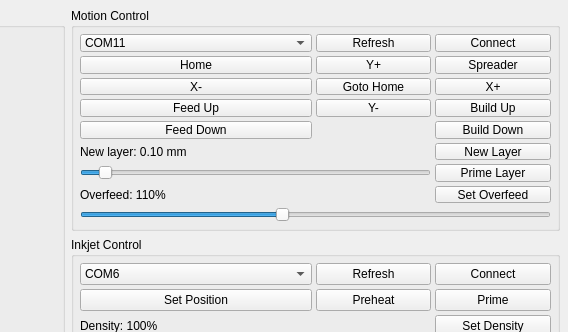
This is src/Oasis_interface_v2.ui in ZoeJ9/Oasis_3DPrinter as Qt 5 draws it before an edit; both pictures show x 432 to 1000 and y 0 to 332 of the 1000 by 600 pixel window. The edited form follows.
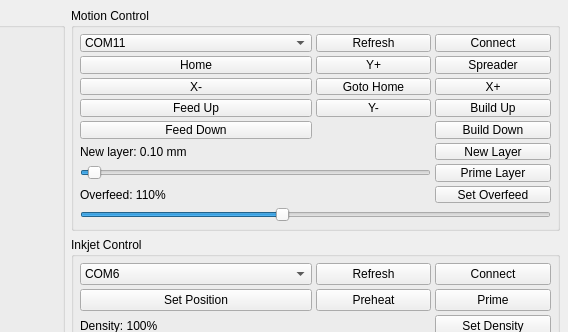
This is the edited form.

Commit message:
Tune new-layer piston params, extend thickness slider range to 50
Reduce overfeed and clearance for less smearing; widen the layer
thickness slider max from 20 to 50 (0.05-2.5mm).

What changed in the file:
```diff
--- a/src/Oasis_interface_v2.ui
+++ b/src/Oasis_interface_v2.ui
@@ -165,7 +165,7 @@
        <item row="6" column="0" colspan="3">
         <widget class="QSlider" name="motion_layer_thickness">
          <property name="minimum"><number>1</number></property>
-         <property name="maximum"><number>20</number></property>
+         <property name="maximum"><number>50</number></property>
          <property name="value"><number>2</number></property>
          <property name="orientation"><enum>Qt::Horizontal</enum></property>
         </widget>
```
The commit also changes 1 other file.
